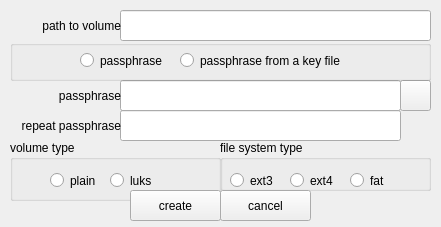
Old version of the form createpartition.ui in the repository mhogomchungu/zuluCrypt.
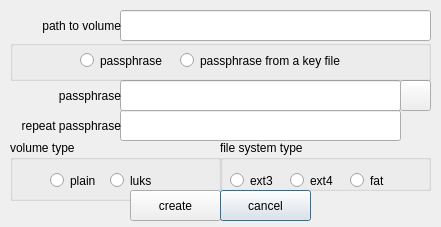
New version of the form.

Diff of the .ui file:
```diff
--- a/createpartition.ui
+++ b/createpartition.ui
@@ -155,6 +155,9 @@
    <property name="text">
     <string>cancel</string>
    </property>
+   <property name="default">
+    <bool>true</bool>
+   </property>
   </widget>
   <widget class="QLineEdit" name="lineEditPassphrase1">
    <property name="geometry">
```
